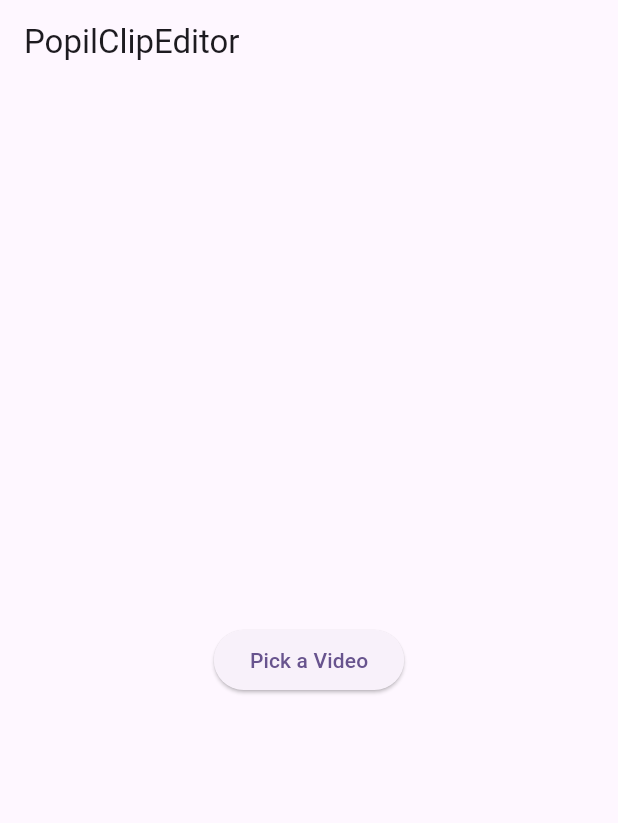
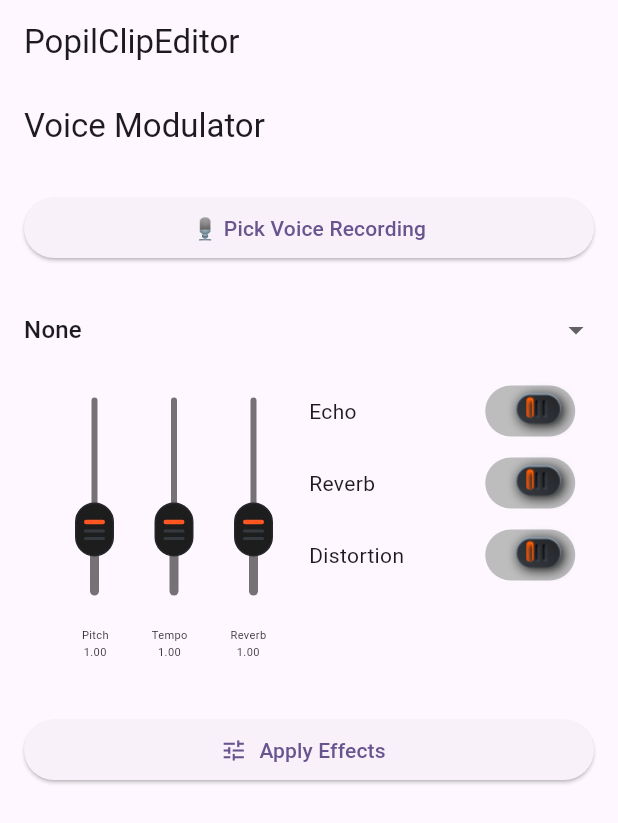
Before and after one commit to flutter-carina/popil_clip_editor, a Flutter app: the screen it shows after launch, on a phone screen of 412 x 824 dp. Shown: the top 823 px of the screen. Run offline on Flutter 3.47's test engine with Material 3 defaults, Android fonts, the phone set to English and light mode, and no system bars; our stand-ins replace file_picker, just_audio, video_player; missing offline and left inert: easy_video_editor, ffmpeg_kit_flutter_new, video_trimmer.

Commit message:
implemented voice modulation

```diff
--- a/example/lib/main.dart
+++ b/example/lib/main.dart
@@ -18,6 +18,7 @@ class MyApp extends StatelessWidget {
         useMaterial3: true,
       ),
       home: const EditorExample(),
+      debugShowCheckedModeBanner: false,
     );
   }
 }
@@ -35,26 +36,28 @@ class _EditorExampleState extends State<EditorExample> {
   @override
   Widget build(BuildContext context) {
     return Scaffold(
-      appBar: AppBar(title: const Text('PopilClipEditor')),
-      body: pickedPath == null
-          ? Center(
-              child: ElevatedButton(
-                onPressed: () async {
-                  final result = await FilePicker.platform.pickFiles(
-                    type: FileType.video,
-                  );
-                  if (result != null) {
-                    setState(() {
-                      pickedPath = result.files.single.path!;
-                    });
-                  }
-                },
-                child: const Text('Pick a Video'),
-              ),
-            )
-          : PopilClipEditor(videoFilePath: pickedPath!,onExport: (exportedPath) {
-            print("exportedPath========> $exportedPath");
-          },),
-    );
+        appBar: AppBar(title: const Text('PopilClipEditor')),
+        body: VoiceModulationEditor()
+
+        //  pickedPath == null
+        //     ? Center(
+        //         child: ElevatedButton(
+        //           onPressed: () async {
+        //             final result = await FilePicker.platform.pickFiles(
+        //               type: FileType.video,
+        //             );
+        //             if (result != null) {
+        //               setState(() {
+        //                 pickedPath = result.files.single.path!;
+        //               });
+        //             }
+        //           },
+        //           child: const Text('Pick a Video'),
+        //         ),
+        //       )
+        //     : PopilClipEditor(videoFilePath: pickedPath!,onExport: (exportedPath) {
+        //       print("exportedPath========> $exportedPath");
+        //     },),
+        );
   }
 }
--- a/lib/popil_clip_editor.dart
+++ b/lib/popil_clip_editor.dart
@@ -1,5 +1,6 @@
 library popil_clip_editor;
 
 export 'package:popil_clip_editor/src/clip_editor.dart';
+export 'package:popil_clip_editor/src/voice_modulation.dart';
 export 'package:popil_clip_editor/src/utils/video_utils.dart';
 export 'package:file_picker/file_picker.dart';
--- /dev/null
+++ b/lib/src/voice_modulation.dart
@@ -0,0 +1,392 @@
+import 'package:ffmpeg_kit_flutter_new/ffmpeg_kit.dart';
+import 'package:flutter/material.dart';
+import 'package:just_audio/just_audio.dart';
+import 'package:path_provider/path_provider.dart';
+import 'package:popil_clip_editor/src/widgets/app_slider_shape.dart';
+import '../popil_clip_editor.dart';
+
+class VoiceModulationEditor extends StatefulWidget {
+  const VoiceModulationEditor({super.key});
+
+  @override
+  State<VoiceModulationEditor> createState() => _VoiceModulationEditorState();
+}
+
+class _VoiceModulationEditorState extends State<VoiceModulationEditor> {
+  double pitch = 1.0;
+  double tempo = 1.0;
+  double formant = 1.0;
+  bool echo = false;
+  bool reverb = false;
+  bool distortion = false;
+  String? selectedPreset;
+  String? inputAudio;
+  String? outputAudio;
+
+  final List<String> presets = ['None', 'Robot', 'Alien', 'Monster', 'Radio'];
+
+  final player = AudioPlayer();
+
+  void applyPreset(String preset) {
+    switch (preset) {
+      case 'Robot':
+        pitch = 0.7;
+        tempo = 0.9;
+        echo = true;
+        distortion = true;
+        break;
+      case 'Alien':
+        pitch = 1.5;
+        tempo = 1.0;
+        echo = true;
+        reverb = true;
+        break;
+      case 'Monster':
+        pitch = 0.5;
+        tempo = 0.8;
+        reverb = true;
+        break;
+      case 'Radio':
+        pitch = 1.0;
+        tempo = 1.0;
+        distortion = true;
+        break;
+      case 'None':
+        pitch = 1.0;
+        tempo = 1.0;
+        formant = 1.0;
+        echo = false;
+        reverb = false;
+        distortion = false;
+        break;
+    }
+    setState(() {});
+  }
+
+  Future<void> pickAudio() async {
+    final result = await FilePicker.platform.pickFiles(type: FileType.audio);
+    if (result != null) {
+      inputAudio = result.files.single.path!;
+      setState(() {});
+    }
+  }
+
+  Future<void> processAudio() async {
+    if (inputAudio == null) return;
+
+    print("InputPath $inputAudio");
+
+    final dir = await getApplicationDocumentsDirectory();
+    outputAudio = '${dir.path}/modulated_audio.mp3';
+
+    String filters = 'asetrate=44100*${pitch.toStringAsFixed(2)},';
+    filters += 'atempo=${tempo.toStringAsFixed(2)}';
+
+    if (echo) {
+      filters += ',aecho=0.8:0.88:6:0.4';
+    }
+    if (reverb) {
+      filters += ',aareverb';
+    }
+    if (distortion) {
+      filters += ',acrusher=level_in=1:level_out=1:bits=8:mode=log';
+    }
+
+     final cmd = '-y -i "$inputAudio" -af "$filters" -c:a libmp3lame -f mp3 "$outputAudio"';
+
+    var session = await FFmpegKit.execute(cmd);
+
+    final returnCode = await session.getReturnCode();
+    print("Return Code: $returnCode");
+
+    print("session $session");
+    setState(() {});
+    ScaffoldMessenger.of(
+      context,
+    ).showSnackBar(SnackBar(content: Text('Processed to: $outputAudio')));
+  }
+
+  Widget buildSwitch(String label, bool value, void Function(bool) onChanged) {
+    return Row(
+      children: [
+        Text(
+          label,
+          textAlign: TextAlign.left,
+        ),
+        const Spacer(),
+        customSwitch(value, onChanged)
+      ],
+    );
+  }
+
+  Widget customSwitch(bool value, Function(bool) onChanged) {
+    return GestureDetector(
+      onTap: () => onChanged(!value),
+      child: SizedBox(
+        height: 40,
+        width: 65,
+        child: Stack(
+          children: [
+            Align(
+              alignment: Alignment.center,
+              child: AnimatedContainer(
+                duration: const Duration(milliseconds: 200),
+                width: 60,
+                height: 34,
+                decoration: BoxDecoration(
+                  borderRadius: BorderRadius.circular(20),
+                  color: value ? Colors.black26 : Colors.grey.shade400,
+                ),
+              ),
+            ),
+            Positioned(
+              top: 0,
+              bottom: 0,
+              left: value ? 0 : null,
+              right: value ? null : 0,
+              child: Image.asset(
+                'assets/toggle.png',
+                package: 'popil_clip_editor',
+              ),
+            ),
+          ],
+        ),
+      ),
+    );
+  }
+
+  @override
+  Widget build(BuildContext context) {
+    return Scaffold(
+      appBar: AppBar(title: const Text('Voice Modulator')),
+      body: Padding(
+        padding: const EdgeInsets.all(16),
+        child: ListView(
+          children: [
+            ElevatedButton(
+              onPressed: pickAudio,
+              child: const Text("🎙️ Pick Voice Recording"),
+            ),
+            if (inputAudio != null)
+              Text("Selected: ${inputAudio?.split("/").last}",
+                  style: const TextStyle(fontSize: 12)),
+            const SizedBox(height: 20),
+            DropdownButtonHideUnderline(
+              child: DropdownButton<String>(
+                isExpanded: true,
+                value: selectedPreset ?? 'None',
+                items: presets
+                    .map((p) => DropdownMenuItem(value: p, child: Text(p)))
+                    .toList(),
+                onChanged: (value) {
+                  if (value != null) {
+                    selectedPreset = value;
+                    applyPreset(value);
+                  }
+                },
+              ),
+            ),
+            // Divider(),
+            _buildKarokeWidget,
+            const SizedBox(height: 20),
+            ElevatedButton.icon(
+              onPressed: processAudio,
+              icon: const Icon(Icons.tune),
+              label: const Text("Apply Effects"),
+            ),
+            if (outputAudio != null)
+              Row(
+                mainAxisAlignment: MainAxisAlignment.spaceEvenly,
+                children: [
+                  const Text("▶️ Preview"),
+                  IconButton(
+                    icon: const Icon(Icons.play_arrow),
+                    onPressed: () => playAudio(outputAudio!),
+                  ),
+                  const SizedBox(width: 10),
+                  Flexible(
+                    child: Text(
+                      outputAudio?.split("/").last ?? '',
+                      overflow: TextOverflow.ellipsis,
+                    ),
+                  )
+                ],
+              ),
+          ],
+        ),
+      ),
+    );
+  }
+
+  Future<void> playAudio(String path) async {
+    print("playerpath $path");
+    await player.setFilePath(path);
+    await player.play();
+  }
+
+  Widget get _buildKarokeWidget => Container(
+        padding: const EdgeInsets.all(10),
+        child: Row(
+          mainAxisAlignment: MainAxisAlignment.spaceBetween,
+          crossAxisAlignment: CrossAxisAlignment.start,
+          children: [
+            Flexible(
+              child: Column(
+                spacing: 10,
+                children: [
+                  Transform(
+                    alignment: FractionalOffset.center,
+                    transform: new Matrix4.identity()
+                      ..rotateZ(270 * 3.1415927 / 180),
+                    child: Column(
+                      spacing: 5,
+                      children: [
+                        SliderTheme(
+                          data: const SliderThemeData(
+                            thumbShape: AppSliderShape(thumbRadius: 10),
+                          ),
+                          child: Slider(
+                            value: pitch,
+                            min: 0.5,
+                            max: 2.0,
+                            activeColor: Colors.black54,
+                            inactiveColor: Colors.black54,
+                            onChanged: (v) {
+                              setState(() => pitch = v);
+                            },
+                          ),
+                        ),
+                        SliderTheme(
+                          data: const SliderThemeData(
+                            thumbShape: AppSliderShape(thumbRadius: 10),
+                          ),
+                          child: Slider(
+                            value: tempo,
+                            min: 0.5,
+                            max: 2.0,
+                            activeColor: Colors.black54,
+                            inactiveColor: Colors.black54,
+                            onChanged: (v) {
+                              setState(() => tempo = v);
+                            },
+                          ),
+                        ),
+                        SliderTheme(
+                          data: const SliderThemeData(
+                            thumbShape: AppSliderShape(thumbRadius: 10),
+                          ),
+                          child: Slider(
+                            value: formant,
+                            min: 0.5,
+                            max: 2.0,
+                            activeColor: Colors.black54,
+                            inactiveColor: Colors.black54,
+                            onChanged: (v) {
+                              setState(() => formant = v);
+                            },
+                          ),
+                        ),
+                      ],
+                    ),
+                  ),
+                  Padding(
+                    padding: const EdgeInsets.symmetric(horizontal: 8),
+                    child: Row(
+                      spacing: 8,
+                      mainAxisSize: MainAxisSize.max,
+                      mainAxisAlignment: MainAxisAlignment.spaceEvenly,
+                      children: [
+                        SizedBox(
+                          height: 28,
+                          child: Text(
+                            "Pitch\n${pitch.toStringAsFixed(2)}",
+                            style: const TextStyle(fontSize: 7.4),
+                            textAlign: TextAlign.center,
+                          ),
+                        ),
+                        SizedBox(
+                          height: 28,
+                          child: Text(
+                            "Tempo\n${tempo.toStringAsFixed(2)}",
+                            style: const TextStyle(fontSize: 7.4),
+                            textAlign: TextAlign.center,
+                          ),
+                        ),
+                        SizedBox(
+                          height: 28,
+                          child: Text(
+                            "Reverb\n${formant.toStringAsFixed(2)}",
+                            style: const TextStyle(fontSize: 7.4),
+                            textAlign: TextAlign.center,
+                          ),
+                        )
+                      ],
+                    ),
+                  )
+                ],
+              ),
+            ),
+            // Container(
+            //     padding: const EdgeInsets.only(
+            //         top: 3, bottom: 3, left: 10, right: 10),
+            //     decoration: BoxDecoration(
+            //         // gradient: AppColors.primaryBgGradient(),
+            //         borderRadius: BorderRadius.circular(8)),
+            //     child: Column(
+            //       mainAxisSize: MainAxisSize.min,
+            //       children: List.generate(
+            //         5,
+            //         (index) => Padding(
+            //           padding: EdgeInsets.symmetric(vertical: 2.px),
+            //           child: SizedBox(
+            //             width: 30.px,
+            //             height: 30.px,
+            //             child: NeumorphicButton(
+            //               style: NeumorphicStyle(
+            //                 shape: NeumorphicShape.convex,
+            //                 color: const Color.fromARGB(137, 0, 0, 0),
+            //                 border: NeumorphicBorder(
+            //                     color: Colors.black, width: 2.px),
+            //                 boxShape: const NeumorphicBoxShape.circle(),
+            //               ),
+            //               padding: EdgeInsets.zero,
+            //               child: Center(
+            //                 child: Text(
+            //                   (index - 2).toString(),
+            //                   style: TextStyle(
+            //                     fontSize: 11.px, // Fixed font size
+            //                     color: Colors.white,
+            //                   ),
+            //                 ),
+            //               ),
+            //             ),
+            //           ),
+            //         ),
+            //       ),
+            //     )),
+            Flexible(
+              child: Column(
+                spacing: 8,
+                children: [
+                  buildSwitch(
+                    "Echo",
+                    echo,
+                    (v) => setState(() => echo = v),
+                  ),
+                  buildSwitch(
+                    "Reverb",
+                    reverb,
+                    (v) => setState(() => reverb = v),
+                  ),
+                  buildSwitch(
+                    "Distortion",
+                    distortion,
+                    (v) => setState(() => distortion = v),
+                  ),
+                ],
+              ),
+            ),
+          ],
+        ),
+      );
+}
```
Also changed, not shown: lib/src/clip_editor.dart (+25 -10 lines), lib/src/widgets/app_slider_shape.dart (added, +100 -0 lines), assets/toggle.png (added), 5 other files.
